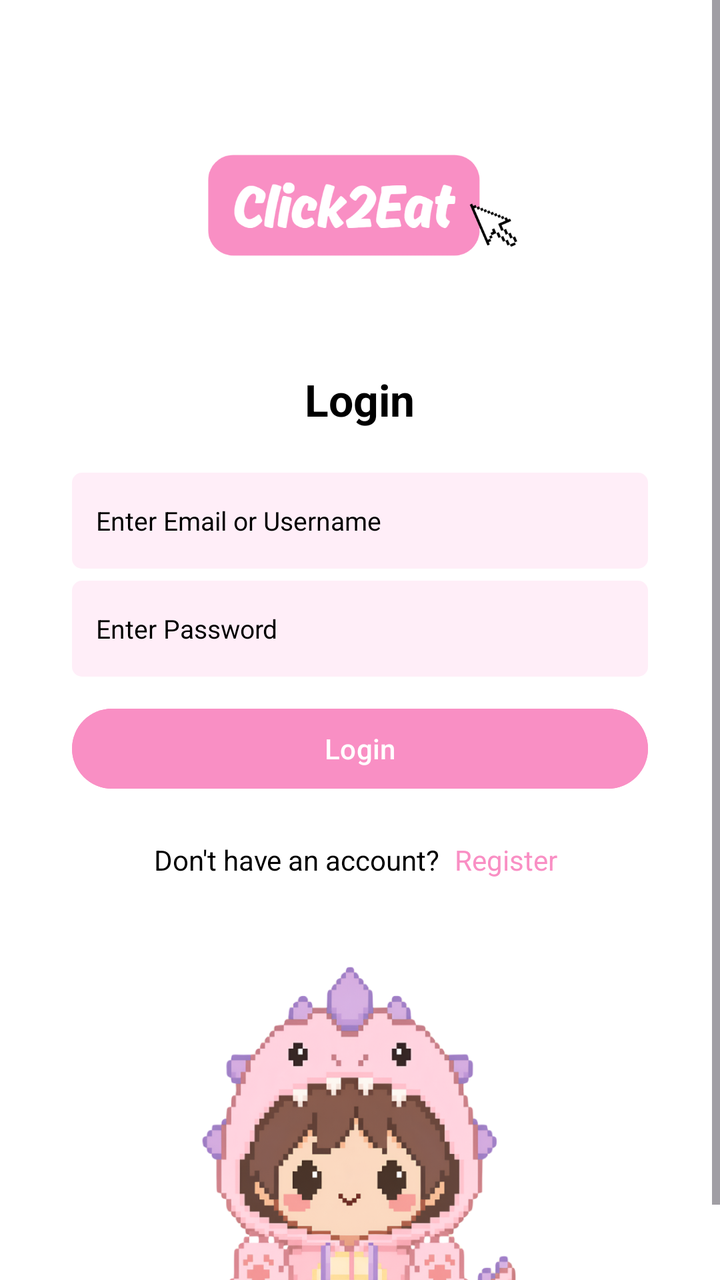
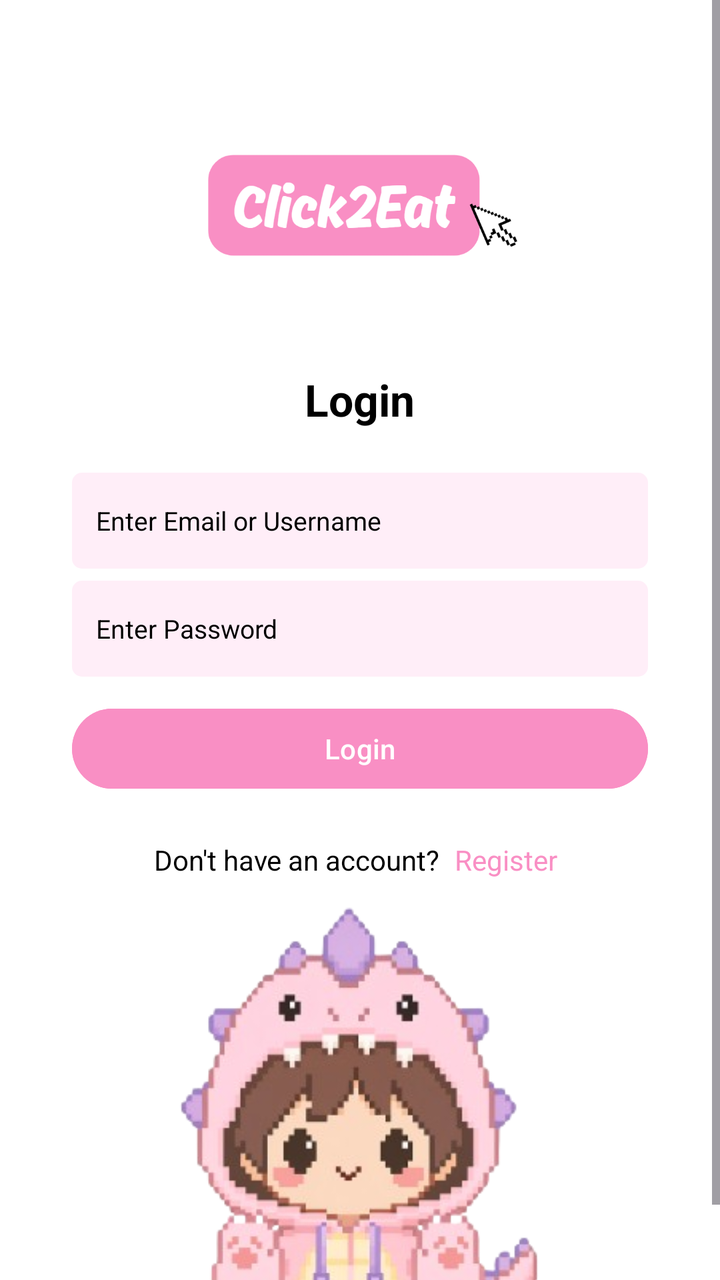

An Android layout rendered at two revisions. The XML below is the earlier revision; the diff shows what the commit changed to produce the second picture.
<!-- AndroidManifest.xml: application theme Theme.Click2Eat -->
<!-- res/layout/activity_login.xml -->
<?xml version="1.0" encoding="utf-8"?>
<ScrollView
    xmlns:android="http://schemas.android.com/apk/res/android"
    android:layout_width="match_parent"
    android:layout_height="match_parent"
    android:fillViewport="true"
    android:background="@color/click_white">

    <LinearLayout
        android:layout_width="match_parent"
        android:layout_height="match_parent"
        android:minHeight="680dp"
        android:orientation="vertical"
        android:gravity="center_horizontal"
        android:paddingStart="36dp"
        android:paddingEnd="36dp"
        android:paddingTop="70dp"
        android:paddingBottom="10dp">

        <ImageView
            android:id="@+id/ivLogo"
            android:layout_width="160dp"
            android:layout_height="65dp"
            android:contentDescription="Click2Eat Logo"
            android:scaleType="fitCenter"
            android:src="@drawable/click2eat_logo" />

        <TextView
            android:layout_width="wrap_content"
            android:layout_height="wrap_content"
            android:layout_marginTop="50dp"
            android:text="Login"
            android:textSize="22sp"
            android:textStyle="bold"
            android:textColor="@color/click_text"/>

        <EditText
            android:id="@+id/etIdentifier"
            android:layout_width="match_parent"
            android:layout_height="48dp"
            android:layout_marginTop="22dp"
            android:background="@drawable/bg_pink_input"
            android:hint="Enter Email or Username"
            android:textColorHint="@color/click_text"
            android:inputType="text"
            android:singleLine="true"
            android:paddingHorizontal="12dp"
            android:textSize="13sp"/>

        <EditText
            android:id="@+id/etPassword"
            android:layout_width="match_parent"
            android:layout_height="48dp"
            android:layout_marginTop="6dp"
            android:background="@drawable/bg_pink_input"
            android:hint="Enter Password"
            android:textColorHint="@color/click_text"
            android:inputType="textPassword"
            android:singleLine="true"
            android:paddingHorizontal="12dp"
            android:textSize="13sp"/>

        <Button
            android:id="@+id/btnLogin"
            android:layout_width="match_parent"
            android:layout_height="48dp"
            android:layout_marginTop="12dp"
            android:backgroundTint="@color/click_pink"
            android:text="Login"
            android:textAllCaps="false"
            android:textColor="@color/click_white"/>

        <LinearLayout
            android:layout_width="wrap_content"
            android:layout_height="wrap_content"
            android:layout_marginTop="18dp"
            android:orientation="horizontal"
            android:gravity="center">

            <TextView
                android:layout_width="wrap_content"
                android:layout_height="wrap_content"
                android:text="Don't have an account? "
                android:textColor="@color/click_text"
                android:textSize="14sp"/>

            <TextView
                android:id="@+id/tvRegister"
                android:layout_width="wrap_content"
                android:layout_height="wrap_content"
                android:text="Register"
                android:textColor="@color/click_pink"
                android:textSize="14sp"
                android:padding="4dp"/>

        </LinearLayout>

        <Space
            android:layout_width="1dp"
            android:layout_height="0dp"
            android:layout_weight="1"/>

        <ImageView
            android:id="@+id/ivDinosaur"
            android:layout_width="200dp"
            android:layout_height="190dp"
            android:src="@drawable/dinosaur"
            android:contentDescription="Click2Eat Dinosaur Mascot"
            android:scaleType="fitCenter"/>

    </LinearLayout>
</ScrollView>
<!-- resources referenced by this layout -->
<resources>
  <color name="click_pink">#f98fc4</color>
  <color name="click_text">#000000</color>
  <color name="click_white">#FFFFFF</color>
  <!-- drawable bg_pink_input (drawable) -->
  <?xml version="1.0" encoding="utf-8"?>
  <shape xmlns:android="http://schemas.android.com/apk/res/android">
      <solid android:color="@color/click_light_pink"/>
      <corners android:radius="5dp"/>
  </shape>
  <!-- drawable click2eat_logo: png bitmap (drawable, 24173 bytes) -->
  <!-- drawable dinosaur: png bitmap (drawable, 192652 bytes) -->
  <style name="Theme.Click2Eat" parent="Base.Theme.Click2Eat" />
  <color name="click_light_pink">#ffeef8</color>
  <style name="Base.Theme.Click2Eat" parent="Theme.Material3.DayNight.NoActionBar">
          
          
      </style>
</resources>

<!-- the commit's change to res/layout/activity_login.xml (unified diff, before → after) -->
@@ -102,11 +102,11 @@
 
         <ImageView
             android:id="@+id/ivDinosaur"
-            android:layout_width="200dp"
-            android:layout_height="190dp"
-            android:src="@drawable/dinosaur"
+            android:layout_width="230dp"
+            android:layout_height="220dp"
             android:contentDescription="Click2Eat Dinosaur Mascot"
-            android:scaleType="fitCenter"/>
+            android:scaleType="fitCenter"
+            android:src="@drawable/mascot" />
 
     </LinearLayout>
 </ScrollView>
<!-- resource entries referenced after the edit -->
@@ -10,7 +10,7 @@
       <corners android:radius="5dp"/>
   </shape>
   <!-- drawable click2eat_logo: png bitmap (drawable, 24173 bytes) -->
-  <!-- drawable dinosaur: png bitmap (drawable, 192652 bytes) -->
+  <!-- drawable mascot: png bitmap (drawable, 93006 bytes) -->
   <style name="Theme.Click2Eat" parent="Base.Theme.Click2Eat" />
   <color name="click_light_pink">#ffeef8</color>
   <style name="Base.Theme.Click2Eat" parent="Theme.Material3.DayNight.NoActionBar">
